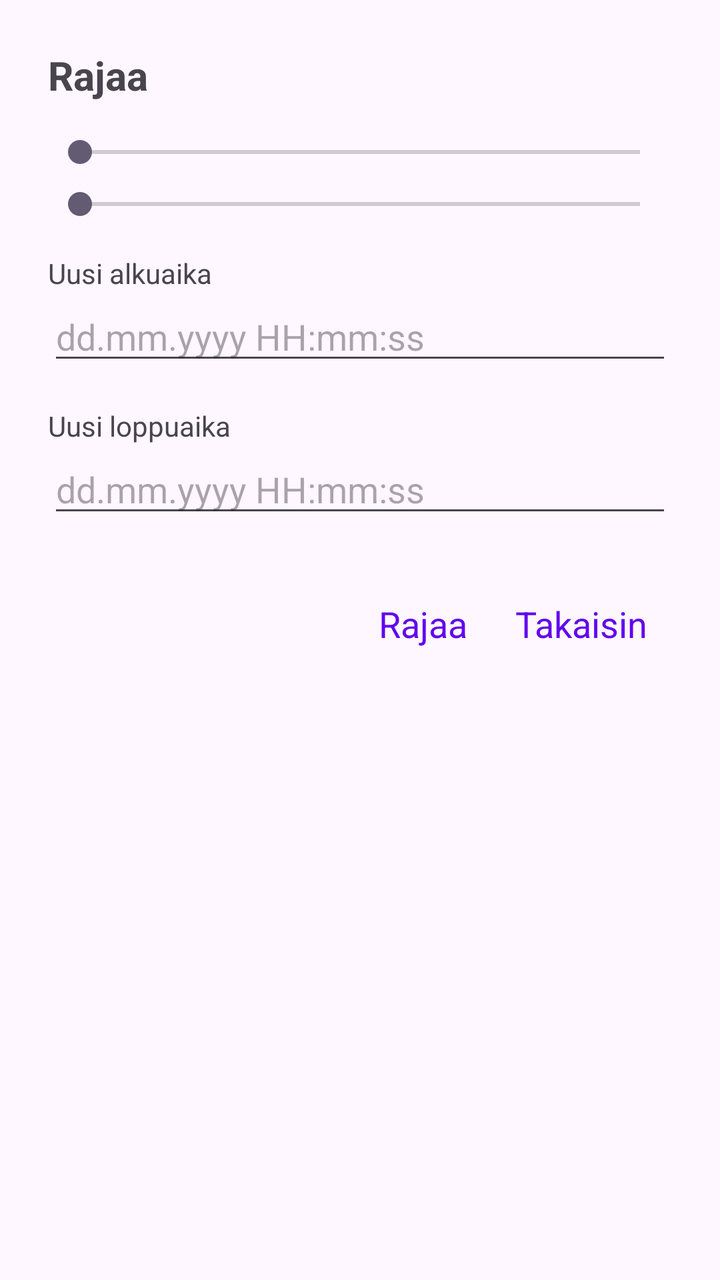
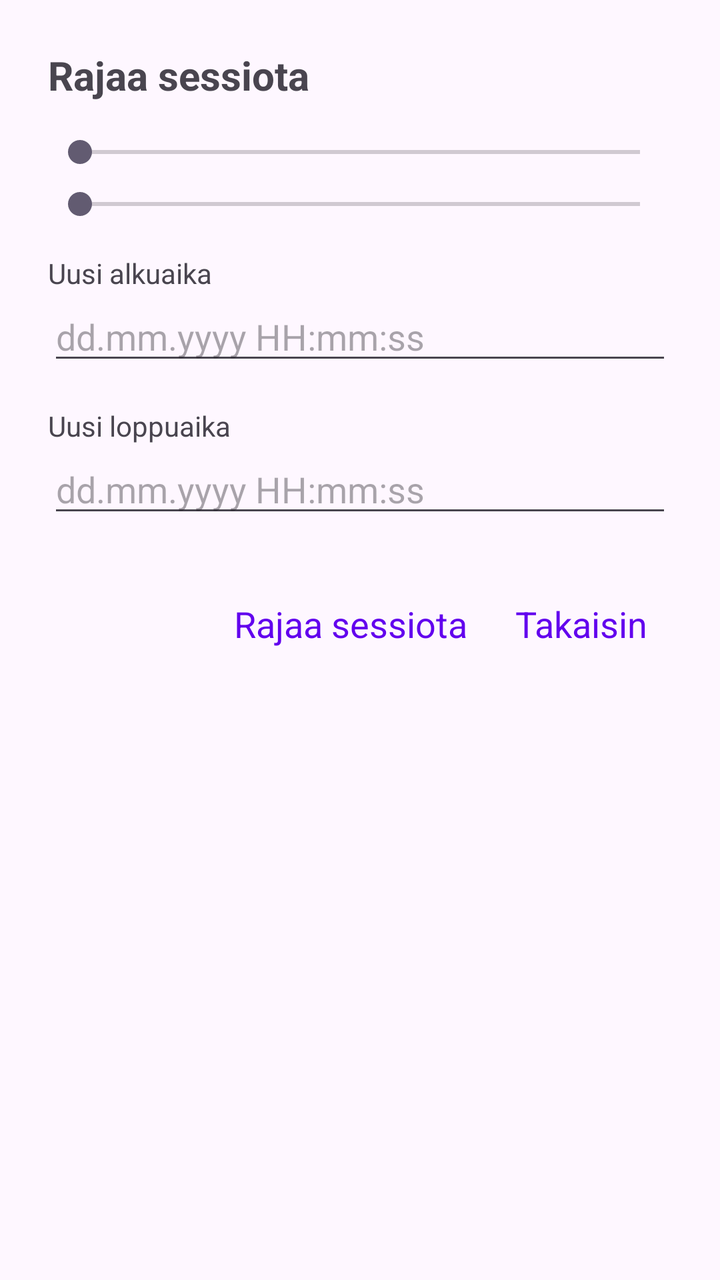

Compare the two renders of this Android layout. The source of the first and the diff that turns it into the second are given below.
<!-- AndroidManifest.xml: application theme Theme.KalaKartta -->
<!-- res/layout/dialog_trim_session.xml -->
<?xml version="1.0" encoding="utf-8"?>
<ScrollView xmlns:android="http://schemas.android.com/apk/res/android"
    android:layout_width="match_parent"
    android:layout_height="wrap_content">

    <LinearLayout
        android:layout_width="match_parent"
        android:layout_height="wrap_content"
        android:orientation="vertical"
        android:padding="24dp">

        <TextView
            android:layout_width="match_parent"
            android:layout_height="wrap_content"
            android:text="@string/trim"
            android:textSize="20sp"
            android:textStyle="bold"
            android:layout_marginBottom="16dp" />

        <SeekBar
            android:id="@+id/startSeekBar"
            android:layout_width="match_parent"
            android:layout_height="wrap_content"
            android:layout_marginBottom="8dp" />

        <SeekBar
            android:id="@+id/endSeekBar"
            android:layout_width="match_parent"
            android:layout_height="wrap_content"
            android:layout_marginBottom="16dp" />

        <TextView
            android:layout_width="match_parent"
            android:layout_height="wrap_content"
            android:text="@string/new_start_time"
            android:textSize="14sp"
            android:textColor="?android:attr/textColorSecondary" />

        <EditText
            android:id="@+id/newStartInput"
            android:layout_width="match_parent"
            android:layout_height="wrap_content"
            android:hint="dd.mm.yyyy HH:mm:ss"
            android:inputType="text"
            android:layout_marginBottom="16dp" />

        <TextView
            android:layout_width="match_parent"
            android:layout_height="wrap_content"
            android:text="@string/new_end_time"
            android:textSize="14sp"
            android:textColor="?android:attr/textColorSecondary" />

        <EditText
            android:id="@+id/newEndInput"
            android:layout_width="match_parent"
            android:layout_height="wrap_content"
            android:hint="dd.mm.yyyy HH:mm:ss"
            android:inputType="text"
            android:layout_marginBottom="24dp" />

        <LinearLayout
            android:layout_width="match_parent"
            android:layout_height="wrap_content"
            android:orientation="horizontal"
            android:gravity="end">

            <TextView
                android:id="@+id/trimSessionLink"
                android:layout_width="wrap_content"
                android:layout_height="wrap_content"
                android:text="@string/trim_session"
                android:textColor="@color/link_color"
                android:textSize="18sp"
                android:padding="12dp"
                android:clickable="true"
                android:focusable="true" />

            <TextView
                android:id="@+id/dialogBackLink"
                android:layout_width="wrap_content"
                android:layout_height="wrap_content"
                android:text="@string/back"
                android:textColor="@color/link_color"
                android:textSize="18sp"
                android:padding="12dp"
                android:clickable="true"
                android:focusable="true" />

        </LinearLayout>

    </LinearLayout>
</ScrollView>
<!-- resources referenced by this layout -->
<resources>
  <color name="link_color">#6200EE</color>
  <string name="back">Takaisin</string>
  <string name="new_end_time">Uusi loppuaika</string>
  <string name="new_start_time">Uusi alkuaika</string>
  <string name="trim">Rajaa</string>
  <string name="trim_session">Rajaa</string>
  <style name="Theme.KalaKartta" parent="Base.Theme.KalaKartta" />
  <style name="Base.Theme.KalaKartta" parent="Theme.Material3.DayNight.NoActionBar">
          
          <item name="colorPrimary">#6200EE</item>
          <item name="colorOnPrimary">#FFFFFF</item>
          <item name="editTextStyle">@style/Widget.AppCompat.EditText</item>
          <item name="android:spinnerStyle">@style/Widget.AppCompat.Spinner</item>
      </style>
</resources>

<!-- the commit's change to res/layout/dialog_trim_session.xml (unified diff, before → after) -->
@@ -12,7 +12,7 @@
         <TextView
             android:layout_width="match_parent"
             android:layout_height="wrap_content"
-            android:text="@string/trim"
+            android:text="@string/trim_session"
             android:textSize="20sp"
             android:textStyle="bold"
             android:layout_marginBottom="16dp" />
<!-- resource entries referenced after the edit -->
@@ -4,8 +4,7 @@
   <string name="back">Takaisin</string>
   <string name="new_end_time">Uusi loppuaika</string>
   <string name="new_start_time">Uusi alkuaika</string>
-  <string name="trim">Rajaa</string>
-  <string name="trim_session">Rajaa</string>
+  <string name="trim_session">Rajaa sessiota</string>
   <style name="Theme.KalaKartta" parent="Base.Theme.KalaKartta" />
   <style name="Base.Theme.KalaKartta" parent="Theme.Material3.DayNight.NoActionBar">
           
